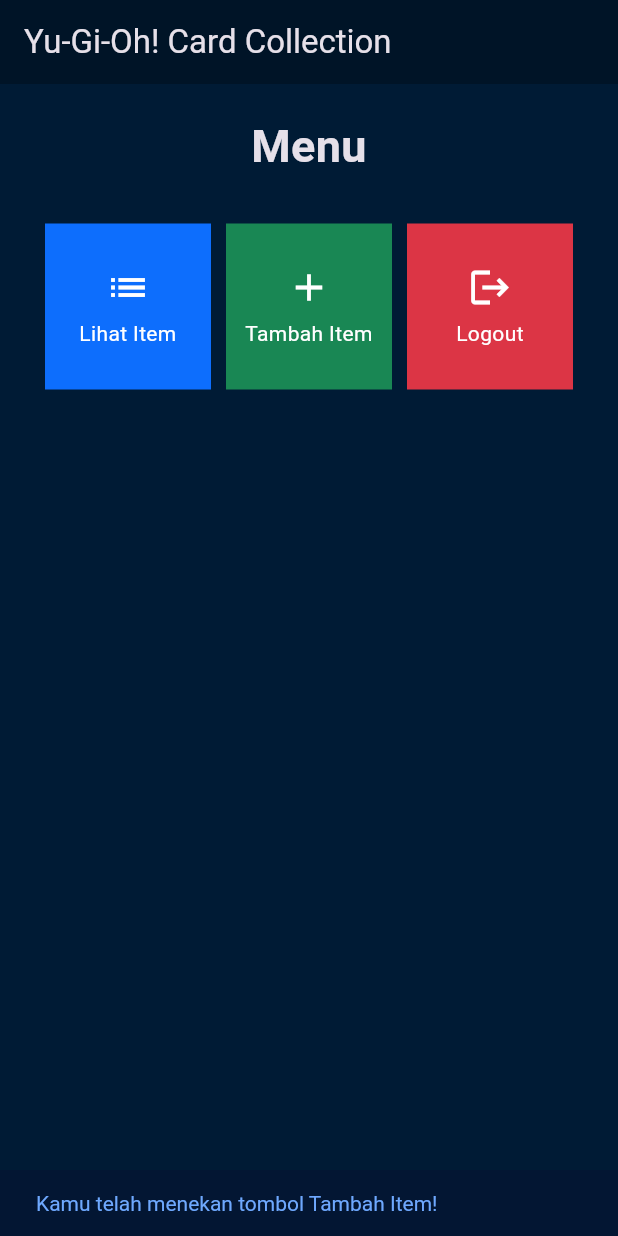
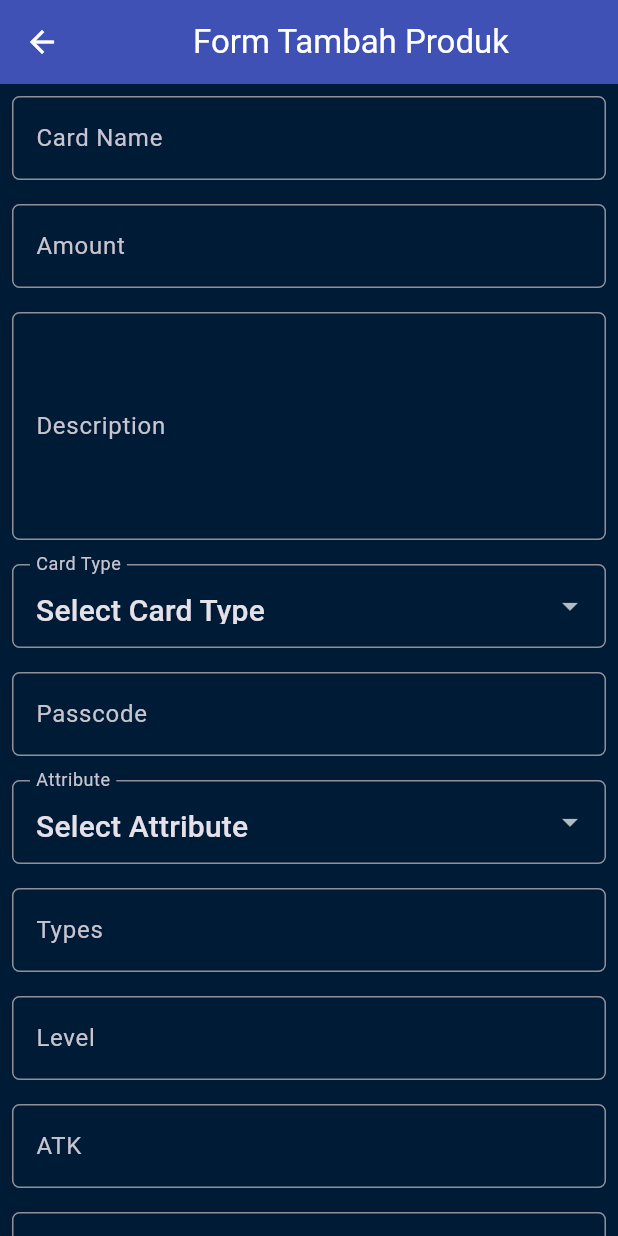
Before and after one commit to andhikapraa/yugioh-card-flutter, a Flutter app: the screen it shows after launch, after a tap on "Tambah Item", on a phone screen of 412 x 824 dp. Run offline on Flutter 3.47's test engine with Material 2 defaults, Android fonts, the phone set to English and light mode, and no system bars; our stand-ins replace image_picker.

Commit message:
Refaktoring + Menambah Form + Navigasi Form

```diff
--- /dev/null
+++ b/lib/screens/add_item.dart
@@ -0,0 +1,505 @@
+import 'dart:io';
+import 'package:flutter/material.dart';
+import 'package:image_picker/image_picker.dart';
+
+class Item {
+  String name;
+  int amount;
+  String description;
+  String cardType;
+  int passcode;
+  String attribute;
+  String types;
+  int level;
+  int atk;
+  int def;
+  String effectType;
+  String cardProperty;
+  String rulings;
+  Image? image;
+
+  Item({
+    required this.name,
+    required this.amount,
+    required this.description,
+    required this.cardType,
+    required this.passcode,
+    required this.attribute,
+    required this.types,
+    required this.level,
+    required this.atk,
+    required this.def,
+    required this.effectType,
+    required this.cardProperty,
+    required this.rulings,
+    required this.image,
+  });
+}
+
+class ItemFormPage extends StatefulWidget {
+  const ItemFormPage({Key? key}) : super(key: key);
+
+  @override
+  State<ItemFormPage> createState() => _ItemFormPageState();
+}
+
+class _ItemFormPageState extends State<ItemFormPage> {
+  final _formKey = GlobalKey<FormState>();
+  var item = Item(
+    name: '',
+    amount: 0,
+    description: '',
+    cardType: '',
+    passcode: 0,
+    attribute: '',
+    types: '',
+    level: 0,
+    atk: 0,
+    def: 0,
+    effectType: '',
+    cardProperty: '',
+    rulings: '',
+    image: null,
+  );
+
+  @override
+  Widget build(BuildContext context) {
+    return Scaffold(
+      appBar: AppBar(
+        title: const Center(
+          child: Text(
+            'Form Tambah Produk',
+          ),
+        ),
+        backgroundColor: Colors.indigo,
+        foregroundColor: Colors.white,
+      ),
+      body: Form(
+        key: _formKey,
+        child: SingleChildScrollView(
+            child:
+                Column(crossAxisAlignment: CrossAxisAlignment.start, children: [
+          Padding(
+            padding: const EdgeInsets.all(8.0),
+            child: TextFormField(
+              decoration: InputDecoration(
+                hintText: 'Blue-Eyes White Dragon',
+                labelText: 'Card Name',
+                border: OutlineInputBorder(
+                  borderRadius: BorderRadius.circular(5.0),
+                ),
+              ),
+              onChanged: (String? value) {
+                setState(() {
+                  item.name = value!;
+                });
+              },
+              validator: (String? value) {
+                if (value == null || value.isEmpty) {
+                  return 'Card Name is required';
+                }
+                return null;
+              },
+            ),
+          ),
+          Padding(
+            padding: const EdgeInsets.all(8.0),
+            child: TextFormField(
+              decoration: InputDecoration(
+                hintText: '3',
+                labelText: 'Amount',
+                border: OutlineInputBorder(
+                  borderRadius: BorderRadius.circular(5.0),
+                ),
+              ),
+              onChanged: (String? value) {
+                setState(() {
+                  item.amount = int.parse(value!);
+                });
+              },
+              validator: (String? value) {
+                if (value == null || value.isEmpty) {
+                  return 'Amount is required';
+                }
+                return null;
+              },
+            ),
+          ),
+          Padding(
+            padding: const EdgeInsets.all(8.0),
+            child: TextFormField(
+              maxLines: 5,
+              decoration: InputDecoration(
+                hintText:
+                    'This legendary dragon is a powerful engine of destruction. Virtually invincible, very few have faced this awesome creature and lived to tell the tale.',
+                labelText: 'Description',
+                border: OutlineInputBorder(
+                  borderRadius: BorderRadius.circular(5.0),
+                ),
+              ),
+              onChanged: (String? value) {
+                setState(() {
+                  item.description = value!;
+                });
+              },
+              validator: (String? value) {
+                if (value == null || value.isEmpty) {
+                  return 'Description is required';
+                }
+                return null;
+              },
+            ),
+          ),
+          Padding(
+            padding: const EdgeInsets.all(8.0),
+            child: DropdownButtonFormField<String>(
+              decoration: InputDecoration(
+                hintText: 'Monster',
+                labelText: 'Card Type',
+                border: OutlineInputBorder(
+                  borderRadius: BorderRadius.circular(5.0),
+                ),
+              ),
+              value: 'Select Card Type',
+              onChanged: (String? value) {
+                setState(() {
+                  item.cardType = value!;
+                });
+              },
+              validator: (String? value) {
+                if (value == null ||
+                    value.isEmpty ||
+                    value == 'Select Card Type') {
+                  return 'Card Type is required';
+                }
+                return null;
+              },
+              items: <String>[
+                'Select Card Type',
+                'Monster',
+                'Spell',
+                'Trap',
+                'Command',
+                'Counter',
+                'Skill',
+              ].map<DropdownMenuItem<String>>((String value) {
+                return DropdownMenuItem<String>(
+                  value: value,
+                  child: Text(value,
+                      style: const TextStyle(
+                        fontSize: 20.0,
+                      )),
+                );
+              }).toList(),
+            ),
+          ),
+          Padding(
+            padding: const EdgeInsets.all(8.0),
+            child: TextFormField(
+              decoration: InputDecoration(
+                hintText: '89631139',
+                labelText: 'Passcode',
+                border: OutlineInputBorder(
+                  borderRadius: BorderRadius.circular(5.0),
+                ),
+              ),
+              onChanged: (String? value) {
+                setState(() {
+                  item.passcode = int.parse(value!);
+                });
+              },
+              validator: (String? value) {
+                if (value == null || value.isEmpty) {
+                  return 'Passcode is required';
+                }
+                return null;
+              },
+            ),
+          ),
+          Padding(
+            padding: const EdgeInsets.all(8.0),
+            child: DropdownButtonFormField<String>(
+              decoration: InputDecoration(
+                hintText: 'Light',
+                labelText: 'Attribute',
+                border: OutlineInputBorder(
+                  borderRadius: BorderRadius.circular(5.0),
+                ),
+              ),
+              value: 'Select Attribute',
+              onChanged: (String? value) {
+                setState(() {
+                  item.attribute = value!;
+                });
+              },
+              validator: (String? value) {
+                if (value == null ||
+                    value.isEmpty ||
+                    value == 'Select Attribute') {
+                  return 'Attribute is required';
+                }
+                return null;
+              },
+              items: <String>[
+                'Select Attribute',
+                'Dark',
+                'Divine',
+                'Earth',
+                'Fire',
+                'Laugh',
+                'Light',
+                'Water',
+                'Wind',
+                '?',
+                '(No Attribute)',
+              ].map<DropdownMenuItem<String>>((String value) {
+                return DropdownMenuItem<String>(
+                  value: value,
+                  child: Text(value,
+                      style: const TextStyle(
+                        fontSize: 20.0,
+                      )),
+                );
+              }).toList(),
+            ),
+          ),
+          Padding(
+            padding: const EdgeInsets.all(8.0),
+            child: TextFormField(
+              decoration: InputDecoration(
+                hintText: 'Dragon / Normal',
+                labelText: 'Types',
+                border: OutlineInputBorder(
+                  borderRadius: BorderRadius.circular(5.0),
+                ),
+              ),
+              onChanged: (String? value) {
+                setState(() {
+                  item.types = value!;
+                });
+              },
+              validator: (String? value) {
+                if (value == null || value.isEmpty) {
+                  return 'Types is required';
+                }
+                return null;
+              },
+            ),
+          ),
+          Padding(
+            padding: const EdgeInsets.all(8.0),
+            child: TextFormField(
+              decoration: InputDecoration(
+                hintText: '8',
+                labelText: 'Level',
+                border: OutlineInputBorder(
+                  borderRadius: BorderRadius.circular(5.0),
+                ),
+              ),
+              onChanged: (String? value) {
+                setState(() {
+                  item.level = int.parse(value!);
+                });
+              },
+              validator: (String? value) {
+                if (value == null || value.isEmpty) {
+                  return 'Level is required';
+                }
+                return null;
+              },
+            ),
+          ),
+          Padding(
+            padding: const EdgeInsets.all(8.0),
+            child: TextFormField(
+              decoration: InputDecoration(
+                hintText: '3000',
+                labelText: 'ATK',
+                border: OutlineInputBorder(
+                  borderRadius: BorderRadius.circular(5.0),
+                ),
+              ),
+              onChanged: (String? value) {
+                setState(() {
+                  item.atk = int.parse(value!);
+                });
+              },
+              validator: (String? value) {
+                if (value == null || value.isEmpty) {
+                  return 'ATK is required';
+                }
+                return null;
+              },
+            ),
+          ),
+          Padding(
+            padding: const EdgeInsets.all(8.0),
+            child: TextFormField(
+              decoration: InputDecoration(
+                hintText: '2500',
+                labelText: 'DEF',
+                border: OutlineInputBorder(
+                  borderRadius: BorderRadius.circular(5.0),
+                ),
+              ),
+              onChanged: (String? value) {
+                setState(() {
+                  item.def = int.parse(value!);
+                });
+              },
+              validator: (String? value) {
+                if (value == null || value.isEmpty) {
+                  return 'DEF is required';
+                }
+                return null;
+              },
+            ),
+          ),
+          Padding(
+            padding: const EdgeInsets.all(8.0),
+            child: TextFormField(
+              decoration: InputDecoration(
+                hintText: 'Ignition',
+                labelText: 'Effect Type',
+                border: OutlineInputBorder(
+                  borderRadius: BorderRadius.circular(5.0),
+                ),
+              ),
+              onChanged: (String? value) {
+                setState(() {
+                  item.effectType = value!;
+                });
+              },
+              validator: (String? value) {
+                if (value == null || value.isEmpty) {
+                  return 'Effect Type is required';
+                }
+                return null;
+              },
+            ),
+          ),
+          Padding(
+            padding: const EdgeInsets.all(8.0),
+            child: DropdownButtonFormField<String>(
+              decoration: InputDecoration(
+                hintText: 'Normal',
+                labelText: 'Card Property',
+                border: OutlineInputBorder(
+                  borderRadius: BorderRadius.circular(5.0),
+                ),
+              ),
+              value: 'Select Card Property',
+              onChanged: (String? value) {
+                setState(() {
+                  item.cardProperty = value!;
+                });
+              },
+              validator: (String? value) {
+                if (value == null ||
+                    value.isEmpty ||
+                    value == 'Select Card Property') {
+                  return 'Card Property is required';
+                }
+                return null;
+              },
+              items: <String>[
+                'Select Card Property',
+                'Normal',
+                'Continuous',
+                'Counter',
+                'Equip',
+                'Field',
+                'Quick-Play',
+                'Ritual',
+                '(No Property)',
+              ].map<DropdownMenuItem<String>>((String value) {
+                return DropdownMenuItem<String>(
+                  value: value,
+                  child: Text(value,
+                      style: const TextStyle(
+                        fontSize: 20.0,
+                      )),
+                );
+              }).toList(),
+            ),
+          ),
+          Padding(
+            padding: const EdgeInsets.all(8.0),
+            child: TextFormField(
+              maxLines: 5,
+              decoration: InputDecoration(
+                hintText: 'None',
+                labelText: 'Rulings',
+                border: OutlineInputBorder(
+                  borderRadius: BorderRadius.circular(5.0),
+                ),
+              ),
+              onChanged: (String? value) {
+                setState(() {
+                  item.rulings = value!;
+                });
+              },
+              validator: (String? value) {
+                if (value == null || value.isEmpty) {
+                  return 'Rulings is required';
+                }
+                return null;
+              },
+            ),
+          ),
+          Padding(
+            padding: const EdgeInsets.all(8.0),
+            child: ElevatedButton(
+              onPressed: () async {
+                final ImagePicker picker = ImagePicker();
+                final XFile? image = await picker.pickImage(
+                  source: ImageSource.gallery,
+                  maxWidth: 1800,
+                  maxHeight: 1800,
+                );
+                setState(() {
+                  item.image = Image.file(
+                    File(image!.path),
+                    fit: BoxFit.cover,
+                  );
+                });
+              },
+              child: const Text('Select Image'),
+            ),
+          ),
+          Padding(
+            padding: const EdgeInsets.all(8.0),
+            child: Center(
+              child: SizedBox(
+                width: 300,
+                height: 440,
+                child: item.image ?? const Text('No image selected.'),
+              ),
+            ),
+          ),
+          Align(
+            alignment: Alignment.bottomCenter,
+            child: Padding(
+                padding: const EdgeInsets.all(8.0),
+                child: ElevatedButton(
+                  style: ButtonStyle(
+                    backgroundColor: MaterialStateProperty.all<Color>(
+                      Colors.indigo,
+                    ),
+                  ),
+                  onPressed: () {
+                    if (_formKey.currentState!.validate()) {}
+                  },
+                  child: const Text(
+                    'Save',
+                    style: TextStyle(
+                      color: Colors.white,
+                    ),
+                  ),
+                )),
+          )
+        ])),
+      ),
+    );
+  }
+}
--- a/lib/screens/menu.dart
+++ b/lib/screens/menu.dart
@@ -1,6 +1,7 @@
 import 'package:flutter/material.dart';
 import 'package:yugioh_card/widgets/menu_item.dart';
 import 'package:yugioh_card/widgets/menu_card.dart';
+import 'package:yugioh_card/screens/add_item.dart';
 
 class Menu extends StatelessWidget {
   Menu({Key? key}) : super(key: key);
@@ -10,19 +11,38 @@
       title: 'Lihat Item',
       icon: Icons.list,
       color: const Color(0xFF0D6EFD),
-      onTap: () {},
+      onTap: (BuildContext context) {
+        ScaffoldMessenger.of(context)
+          ..hideCurrentSnackBar()
+          ..showSnackBar(const SnackBar(
+            content: Text("Kamu telah menekan tombol Lihat Item!"),
+            duration: Duration(seconds: 2),
+          ));
+      },
     ),
     MenuItem(
       title: 'Tambah Item',
       icon: Icons.add,
       color: const Color(0xFF198754),
-      onTap: () {},
+      onTap: (BuildContext context) {
+        Navigator.push(
+          context,
+          MaterialPageRoute(builder: (context) => const ItemFormPage()),
+        );
+      },
     ),
     MenuItem(
       title: 'Logout',
       icon: Icons.logout,
       color: const Color(0xFFDC3545),
-      onTap: () {},
+      onTap: (BuildContext context) {
+        ScaffoldMessenger.of(context)
+          ..hideCurrentSnackBar()
+          ..showSnackBar(const SnackBar(
+            content: Text("Kamu telah menekan tombol Logout!"),
+            duration: Duration(seconds: 2),
+          ));
+      },
     ),
   ];
 
--- a/lib/widgets/menu_card.dart
+++ b/lib/widgets/menu_card.dart
@@ -12,13 +12,7 @@
       color: item.color,
       child: InkWell(
         onTap: () {
-          ScaffoldMessenger.of(context)
-            ..hideCurrentSnackBar()
-            ..showSnackBar(SnackBar(
-              content: Text("Kamu telah menekan tombol ${item.title}!"),
-              duration: const Duration(seconds: 1),
-            ));
-          item.onTap();
+          item.onTap(context);
         },
         child: Container(
           padding: const EdgeInsets.all(8),
--- a/lib/widgets/menu_item.dart
+++ b/lib/widgets/menu_item.dart
@@ -4,7 +4,7 @@
   final String title;
   final IconData icon;
   final Color color;
-  final Function onTap;
+  final Function(BuildContext context) onTap;
 
   MenuItem({
     required this.title,
--- a/pubspec.yaml
+++ b/pubspec.yaml
@@ -35,6 +35,7 @@
   # The following adds the Cupertino Icons font to your application.
   # Use with the CupertinoIcons class for iOS style icons.
   cupertino_icons: ^1.0.2
+  image_picker: ^1.0.4
 
 dev_dependencies:
   flutter_test:
```
Also changed, not shown: pubspec.lock, 6 other files.
